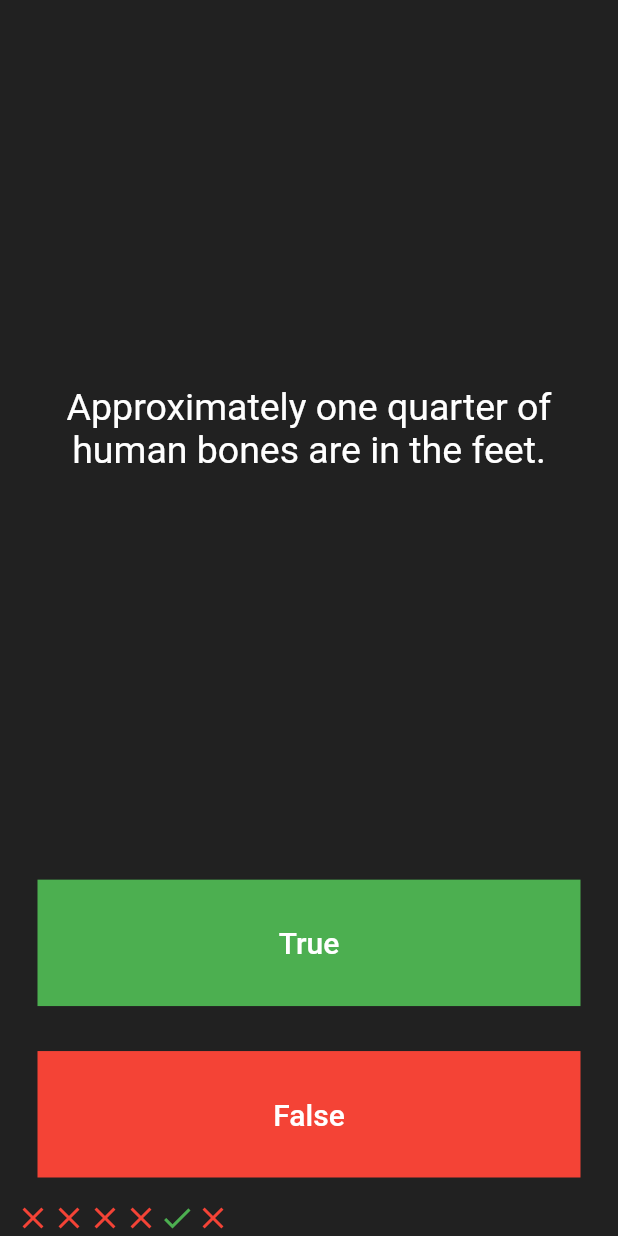
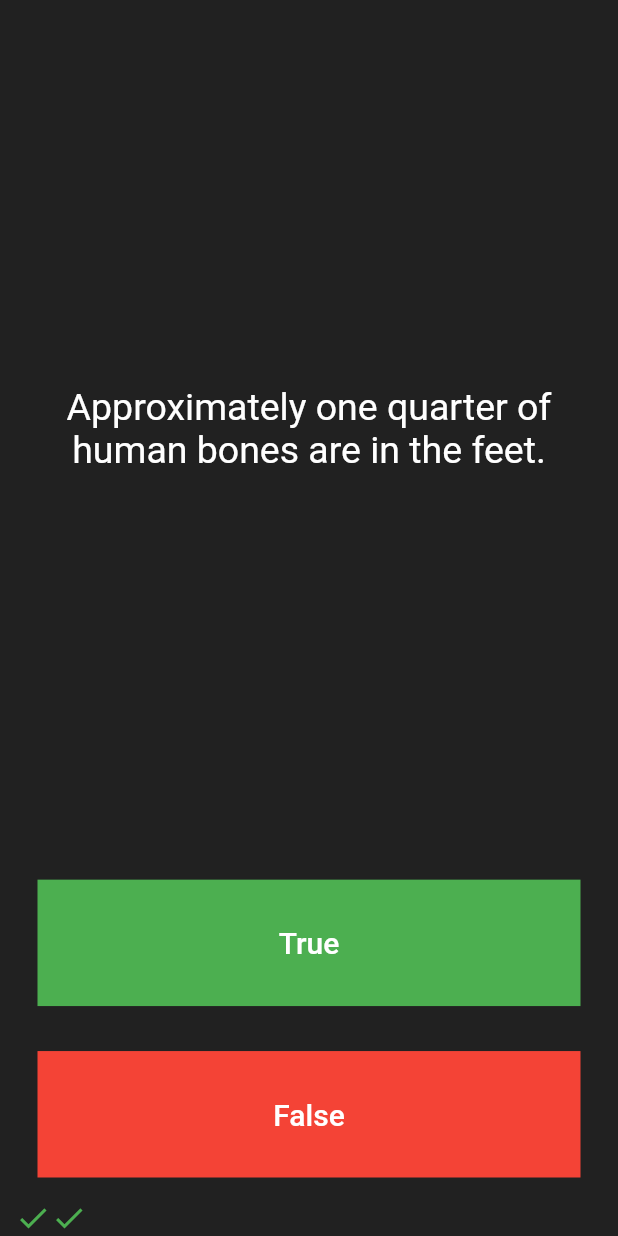
Before and after one commit to Obada-Badee/ud_quizzler, a Flutter app: the screen it shows after launch, after a tap on "True", after a tap on "False", on a phone screen of 412 x 824 dp. Run offline on Flutter 3.47's test engine with Material 2 defaults, Android fonts, the phone set to English and light mode, and no system bars; our stand-ins replace rflutter_alert.

Commit message:
Project Done

```diff
--- a/lib/main.dart
+++ b/lib/main.dart
@@ -1,6 +1,7 @@
 import 'package:flutter/material.dart';
 import 'package:quizzler/question.dart';
 import 'package:quizzler/quizBrain.dart';
+import 'package:rflutter_alert/rflutter_alert.dart';
 
 QuizBrain quizBrain = QuizBrain();
 
@@ -33,30 +34,55 @@ class QuizPage extends StatefulWidget {
 }
 
 class _QuizPageState extends State<QuizPage> {
-  int questioNumber = 0;
+  List<Icon> scoreKeeper = [];
 
-  List<Icon> scoreKeeper = [
-    const Icon(
-      Icons.close,
-      color: Colors.red,
-    ),
-    const Icon(
-      Icons.close,
-      color: Colors.red,
-    ),
-    const Icon(
-      Icons.close,
-      color: Colors.red,
-    ),
-    const Icon(
-      Icons.close,
-      color: Colors.red,
-    )
-  ];
+  void checkAnswer(bool userPickedAnswer) {
+    if (quizBrain.finished()) {
+      setState(() {
+        Alert(
+          context: context,
+          type: AlertType.error,
+          title: "FINISHED !! ",
+          desc: "You have reached the end of the quiz",
+          buttons: [
+            DialogButton(
+              onPressed: () {
+                setState(() {
+                  quizBrain.reset();
+                  scoreKeeper.clear();
+                });
+                Navigator.pop(context);
+              },
+              width: 120,
+              child: Text(
+                "RESTART",
+                style: TextStyle(color: Colors.white, fontSize: 20),
+              ),
+            )
+          ],
+        ).show();
+      });
+    } else {
+      bool correctAnswer = quizBrain.getQuestionAnswer();
+
+      if (userPickedAnswer == correctAnswer) {
+        scoreKeeper.add(const Icon(
+          Icons.check,
+          color: Colors.green,
+        ));
+      } else {
+        scoreKeeper.add(const Icon(
+          Icons.close,
+          color: Colors.red,
+        ));
+      }
+      changeQuestion();
+    }
+  }
 
   void changeQuestion() {
     setState(() {
-      questioNumber++;
+      quizBrain.nextQuestion();
     });
   }
 
@@ -72,7 +98,7 @@ class _QuizPageState extends State<QuizPage> {
             padding: const EdgeInsets.all(10.0),
             child: Center(
               child: Text(
-                quizBrain.questionsBank[questioNumber].questioText,
+                quizBrain.getQustionText(),
                 textAlign: TextAlign.center,
                 style: const TextStyle(
                   fontSize: 25.0,
@@ -96,20 +122,7 @@ class _QuizPageState extends State<QuizPage> {
                   ),
                 ),
                 onPressed: () {
-                  scoreKeeper.add(const Icon(
-                    Icons.check,
-                    color: Colors.green,
-                  ));
-                  bool correctAnswer =
-                      quizBrain.questionsBank[questioNumber].questionAnswer;
-
-                  if (correctAnswer == true) {
-                    print('right');
-                  } else {
-                    print('Wrong');
-                  }
-                  changeQuestion();
-                  //The user picked true.
+                  checkAnswer(true);
                 },
               ),
             ),
@@ -129,25 +142,12 @@ class _QuizPageState extends State<QuizPage> {
                   ),
                 ),
                 onPressed: () {
-                  scoreKeeper.add(const Icon(
-                    Icons.close,
-                    color: Colors.red,
-                  ));
-                  bool correctAnswer =
-                      quizBrain.questionsBank[questioNumber].questionAnswer;
-                  if (correctAnswer == false) {
-                    print('right');
-                  } else {
-                    print('Wrong');
-                  }
-                  changeQuestion();
-                  //The user picked false.
+                  checkAnswer(false);
                 },
               ),
             ),
           ),
         ),
-        //TODO: Add a Row here as your score keeper
         Row(
           children: scoreKeeper,
         )
@@ -155,9 +155,3 @@ class _QuizPageState extends State<QuizPage> {
     );
   }
 }
-
-/*
-question1: 'You can lead a cow down stairs but not up stairs.', false,
-question2: 'Approximately one quarter of human bones are in the feet.', true,
-question3: 'A slug\'s blood is green.', true,
-*/
--- a/lib/question.dart
+++ b/lib/question.dart
@@ -1,9 +1,6 @@
 class Question {
-  String questioText = '';
+  String questionText = '';
   bool questionAnswer = true;
 
-  Question(String q, bool a) {
-    questioText = q;
-    questionAnswer = a;
-  }
+  Question(this.questionText, this.questionAnswer);
 }
--- a/lib/quizBrain.dart
+++ b/lib/quizBrain.dart
@@ -1,7 +1,10 @@
 import 'package:quizzler/question.dart';
 
 class QuizBrain {
-  List<Question> questionsBank = [
+  int _questioNumber = 0;
+  bool _finished = false;
+
+  final List<Question> _questionsBank = [
     Question('Some cats are actually allergic to humans', true),
     Question('You can lead a cow down stairs but not up stairs.', false),
     Question('Approximately one quarter of human bones are in the feet.', true),
@@ -28,4 +31,28 @@ class QuizBrain {
         'In West Virginia, USA, if you accidentally hit an animal with your car, you are free to take it home to eat.',
         true),
   ];
+
+  void nextQuestion() {
+    if (_questioNumber < _questionsBank.length - 1) {
+      _questioNumber++;
+    } else {
+      _finished = true;
+    }
+  }
+
+  bool finished() {
+    return _finished;
+  }
+
+  String getQustionText() {
+    return _questionsBank[_questioNumber].questionText;
+  }
+
+  bool getQuestionAnswer() {
+    return _questionsBank[_questioNumber].questionAnswer;
+  }
+
+  void reset() {
+    _questioNumber = 0;
+  }
 }
--- a/pubspec.yaml
+++ b/pubspec.yaml
@@ -34,6 +34,7 @@ dependencies:
   # The following adds the Cupertino Icons font to your application.
   # Use with the CupertinoIcons class for iOS style icons.
   cupertino_icons: ^1.0.2
+  rflutter_alert: ^2.0.4
 
 dev_dependencies:
   flutter_test:
@@ -45,6 +46,7 @@ dev_dependencies:
   # package. See that file for information about deactivating specific lint
   # rules and activating additional ones.
   flutter_lints: ^2.0.0
+
 
 # For information on the generic Dart part of this file, see the
 # following page: https://dart.dev/tools/pub/pubspec
```
Also changed, not shown: pubspec.lock.
